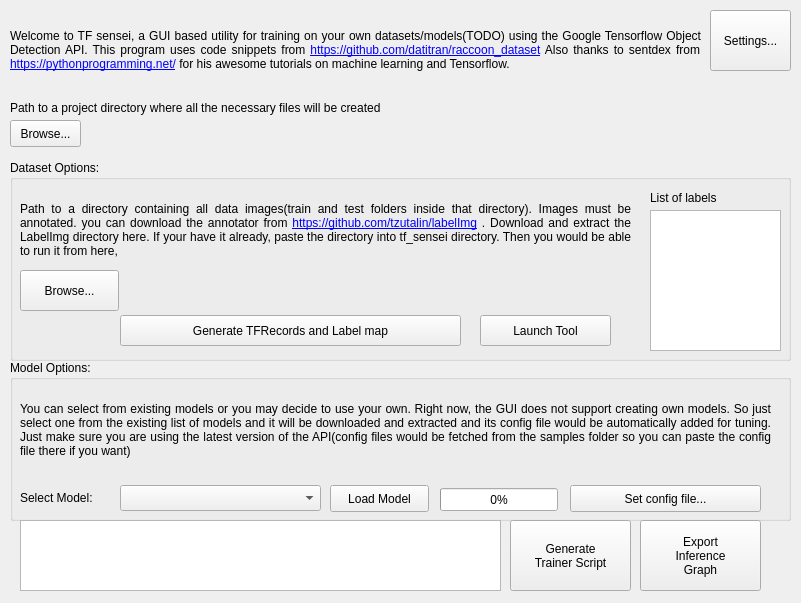
First picture: the form in tf_Sensei.ui, repository hrshovon/tf_sensei, before the edit.
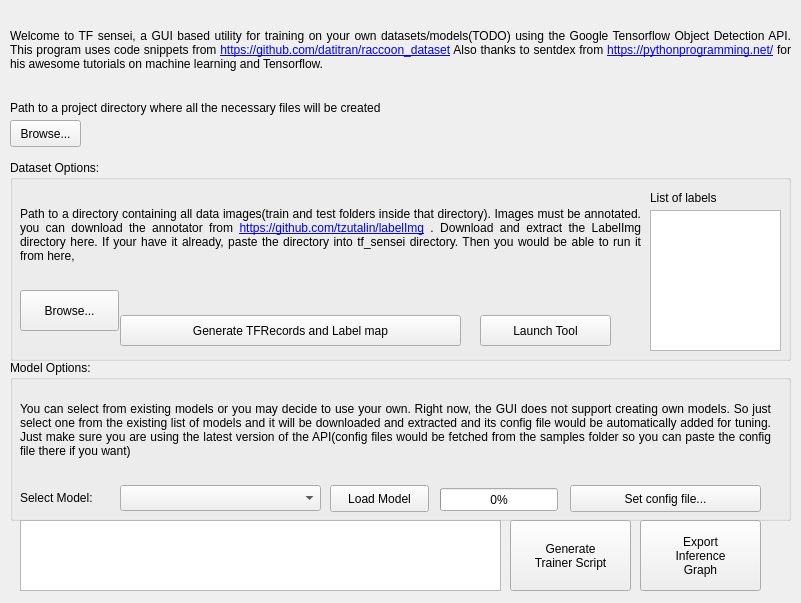
Second picture: the form after the edit.

The edit to the form file:
```diff
--- a/tf_Sensei.ui
+++ b/tf_Sensei.ui
@@ -19,7 +19,7 @@
      <rect>
       <x>10</x>
       <y>10</y>
-      <width>691</width>
+      <width>781</width>
       <height>81</height>
      </rect>
     </property>
@@ -59,8 +59,8 @@
       <rect>
        <x>10</x>
        <y>30</y>
-       <width>611</width>
-       <height>81</height>
+       <width>621</width>
+       <height>91</height>
       </rect>
      </property>
      <property name="text">
@@ -87,7 +87,7 @@
      <property name="geometry">
       <rect>
        <x>10</x>
-       <y>110</y>
+       <y>130</y>
        <width>99</width>
        <height>41</height>
       </rect>
@@ -99,8 +99,8 @@
     <widget class="QLabel" name="lbldatafolder">
      <property name="geometry">
       <rect>
-       <x>120</x>
-       <y>120</y>
+       <x>110</x>
+       <y>130</y>
        <width>341</width>
        <height>16</height>
       </rect>
@@ -306,19 +306,6 @@
 Trainer Script</string>
     </property>
    </widget>
-   <widget class="QPushButton" name="bttnsettings">
-    <property name="geometry">
-     <rect>
-      <x>710</x>
-      <y>10</y>
-      <width>81</width>
-      <height>61</height>
-     </rect>
-    </property>
-    <property name="text">
-     <string>Settings...</string>
-    </property>
-   </widget>
    <widget class="QPushButton" name="bttngettrainedmodel">
     <property name="geometry">
      <rect>
```
